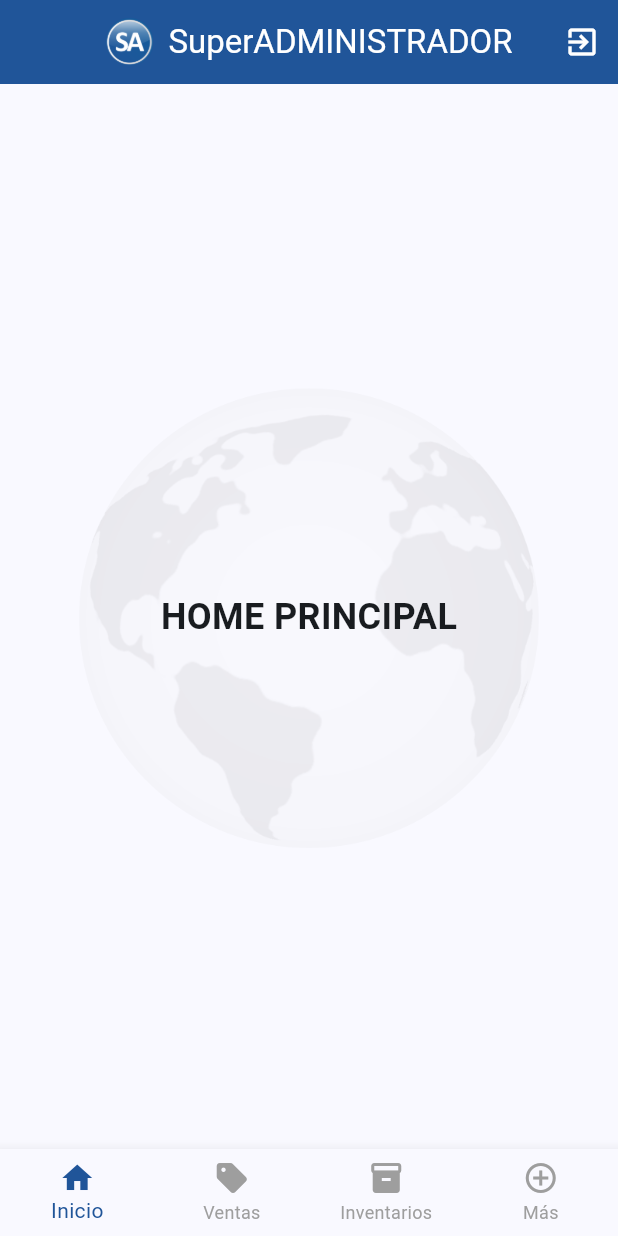
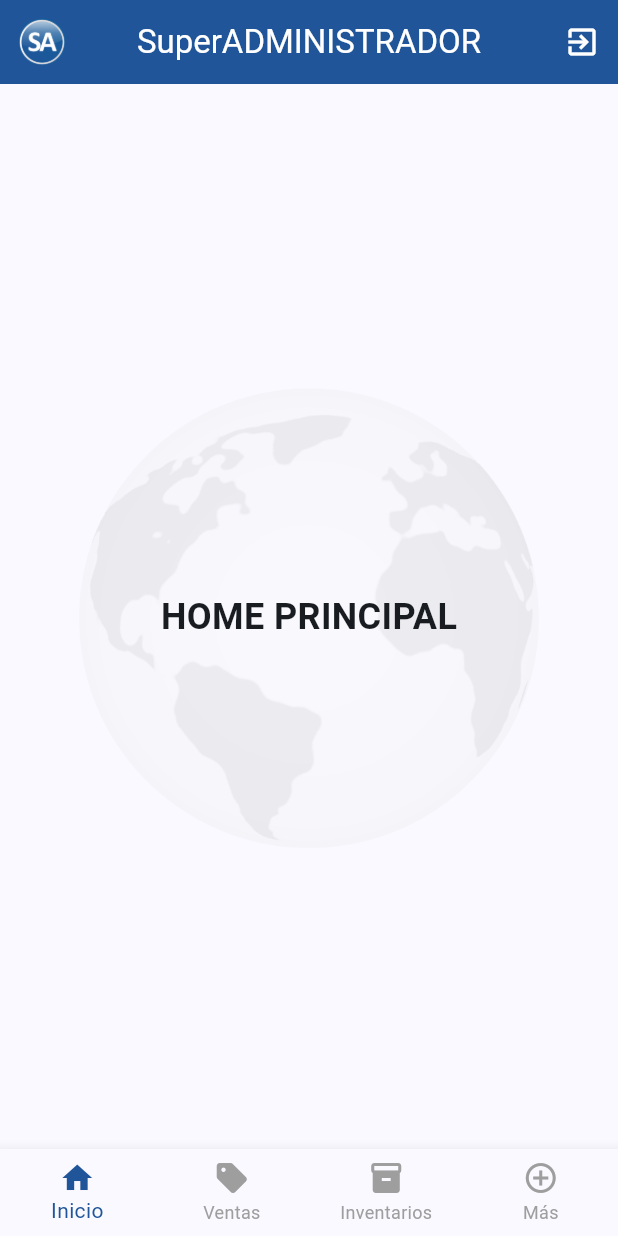
Before and after one commit to pinponross/openclaw_test, a Flutter app: the PrincipalScreen screen opened directly, on a phone screen of 412 x 824 dp. Run offline on Flutter 3.47's test engine with Material 3 defaults, Android fonts, the phone set to English and light mode, and no system bars.

Commit message:
style: move logo to leading, center title, and keep exit button on trailing

```diff
--- a/lib/principal_screen.dart
+++ b/lib/principal_screen.dart
@@ -122,17 +122,14 @@ class _PrincipalScreenState extends State<PrincipalScreen> {
     return Scaffold(
       appBar: AppBar(
         centerTitle: true,
-        title: Row(
-          mainAxisSize: MainAxisSize.min,
-          children: [
-            Image.asset(
-              'assets/logo.png',
-              height: 32, // Tamaño ajustable
-            ),
-            const SizedBox(width: 10),
-            const Text('SuperADMINISTRADOR'),
-          ],
+        leading: Padding(
+          padding: const EdgeInsets.only(left: 12.0),
+          child: Image.asset(
+            'assets/logo.png',
+          ),
         ),
+        leadingWidth: 44,
+        title: const Text('SuperADMINISTRADOR'),
         backgroundColor: Theme.of(context).colorScheme.primary,
         foregroundColor: Colors.white,
         actions: [
```
